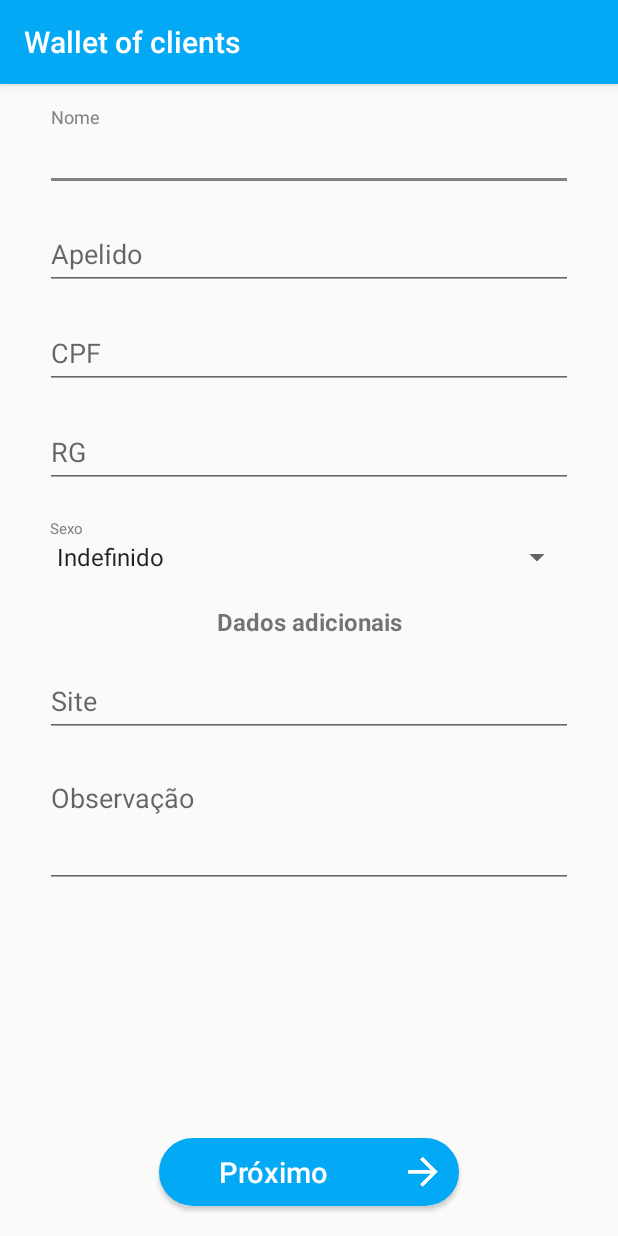
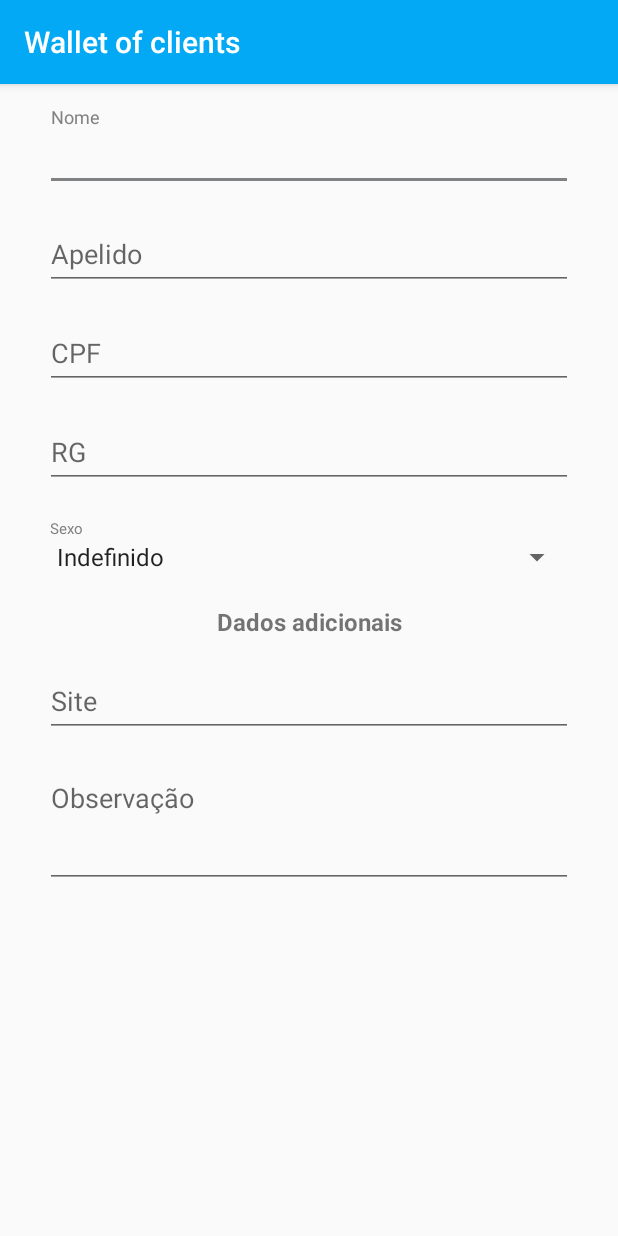
Before and after one commit to cardosodearaujo/AppMeuCliente, an Android app: the fragment PhysicalPersonFragment shown on its own in the app's theme, on a phone screen of 412 x 824 dp. Run offline under Robolectric (Android 15) with nearby library versions, the phone set to English and light mode, and no system bars; libraries missing offline, so code that uses them is left out: br.com.jansenfelipe; 3 statements that could not run were skipped.

Commit message:
Mudanças de Layout

```diff
--- a/app/src/main/java/br/com/newoutsourcing/walletofclients/Views/Fragments/PhysicalPersonFragment.java
+++ b/app/src/main/java/br/com/newoutsourcing/walletofclients/Views/Fragments/PhysicalPersonFragment.java
@@ -27,7 +27,6 @@
     private TextView idTxwClientPFDescriptionAdditionalData;
     private EditText idEdtClientPFSite;
     private EditText idEdtClientPFObservation;
-    private Button idBtnClientPFNext;
     private ViewPager idViewPager;
 
     public PhysicalPersonFragment() {
@@ -63,19 +62,10 @@
         this.idTxwClientPFDescriptionAdditionalData = view.findViewById(R.id.idTxwClientPFDescriptionAdditionalData);
         this.idEdtClientPFSite = view.findViewById(R.id.idEdtClientPFSite);
         this.idEdtClientPFObservation = view.findViewById(R.id.idEdtClientPFObservation);
-        this.idBtnClientPFNext = view.findViewById(R.id.idBtnClientPFNext);
     }
 
     private void LoadInformationToView(){
         this.idToolbar.setSubtitle("Pessoa física");
         this.idEdtClientPFCPF.addTextChangedListener(new MaskEditTextChangedListener("###.###.###-##", this.idEdtClientPFCPF));
-        this.idBtnClientPFNext.setOnClickListener(this.onClickBtnClientPFNext);
     }
-
-    View.OnClickListener onClickBtnClientPFNext = new View.OnClickListener(){
-        @Override
-        public void onClick(View v) {
-            idViewPager.setCurrentItem(R.layout.fragment_address,true);
-        }
-    };
 }
--- a/app/src/main/res/layout/fragment_physical_person.xml
+++ b/app/src/main/res/layout/fragment_physical_person.xml
@@ -1,6 +1,6 @@
 <?xml version="1.0" encoding="utf-8"?>
-<LinearLayout xmlns:android="http://schemas.android.com/apk/res/android"
-    xmlns:tools="http://schemas.android.com/tools"
+<LinearLayout
+    xmlns:android="http://schemas.android.com/apk/res/android"
     android:id="@+id/constraintLayout"
     android:layout_width="match_parent"
     android:layout_height="match_parent"
@@ -8,8 +8,7 @@
 
     <ScrollView
         android:layout_width="match_parent"
-        android:layout_height="match_parent"
-        android:layout_weight="1">
+        android:layout_height="match_parent">
 
         <LinearLayout
             android:layout_width="match_parent"
@@ -169,32 +168,4 @@
             </android.support.design.widget.TextInputLayout>
         </LinearLayout>
     </ScrollView>
-
-    <LinearLayout
-        android:layout_width="match_parent"
-        android:layout_height="match_parent"
-        android:layout_gravity="center"
-        android:layout_weight="8"
-        android:gravity="bottom|center">
-
-        <Button
-            android:id="@+id/idBtnClientPFNext"
-            android:layout_width="200dp"
-            android:layout_height="45dp"
-            android:layout_alignParentBottom="true"
-            android:layout_gravity="center"
-            android:layout_marginLeft="30dp"
-            android:layout_marginTop="10dp"
-            android:layout_marginRight="30dp"
-            android:layout_marginBottom="10dp"
-            android:background="@drawable/btn_rounded_blue"
-            android:drawableRight="@mipmap/ic_next"
-            android:drawableTint="@color/colorWhite"
-            android:elevation="@dimen/fab_margin"
-            android:gravity="center"
-            android:text="@string/str_next"
-            android:textAllCaps="false"
-            android:textColor="@color/colorWhite"
-            android:textSize="19dp" />
-    </LinearLayout>
 </LinearLayout>
--- a/app/src/main/res/values/strings.xml
+++ b/app/src/main/res/values/strings.xml
@@ -3,7 +3,7 @@
     <string name="str_app_name">Carteira de clientes</string>
     <string name="str_app_name_en">Wallet of clients</string>
     <string name="str_client_title">Cadastro de clientes</string>
-    <string name="str_next">Próximo</string>
+    <string name="str_save">Salvar</string>
     <string name="str_back">Anterior</string>
     <string name="str_close">Fechar</string>
     <string name="str_app_version">Versão 1.0</string>
```
Also changed, not shown: app/src/main/java/br/com/newoutsourcing/walletofclients/Views/Fragments/LegalPersonFragment.java (+0 -10 lines), app/src/main/res/layout/activity_register_client.xml (+38 -3 lines), app/src/main/res/layout/fragment_address.xml (+1 -31 lines), app/src/main/res/layout/fragment_legal_person.xml (+3 -32 lines).
